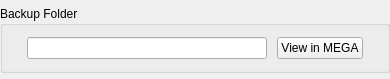
Qt form src/MEGASync/syncs/gui/Backups/linux/OpenBackupsFolder.ui (meganz/MEGAsync) before a commit.
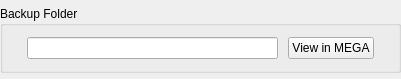
The same form after that commit.

```diff
--- a/src/MEGASync/syncs/gui/Backups/linux/OpenBackupsFolder.ui
+++ b/src/MEGASync/syncs/gui/Backups/linux/OpenBackupsFolder.ui
@@ -6,7 +6,7 @@
    <rect>
     <x>0</x>
     <y>0</y>
-    <width>390</width>
+    <width>401</width>
     <height>79</height>
    </rect>
   </property>
@@ -86,6 +86,9 @@
         <property name="text">
          <string>View in MEGA</string>
         </property>
+        <property name="default">
+         <bool>false</bool>
+        </property>
        </widget>
       </item>
      </layout>
```
